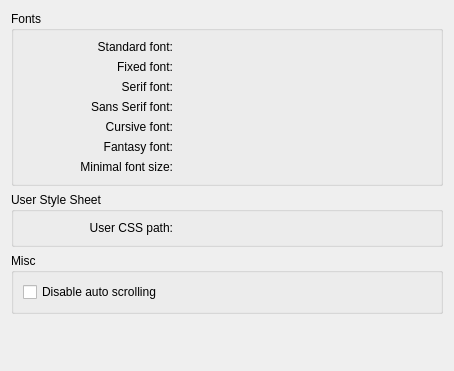
Qt form src/settings/settings_appearance.ui (KDE/rekonq) before a commit.
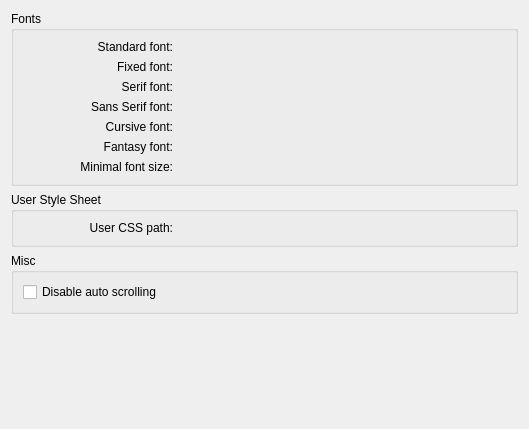
The same form after that commit. Custom widgets are drawn as their Qt base class.

Commit message: Fixing lost settings Now the "fixed font" KFontRequester should show just fixed fonts..

```diff
--- a/src/settings/settings_appearance.ui
+++ b/src/settings/settings_appearance.ui
@@ -6,8 +6,8 @@
    <rect>
     <x>0</x>
     <y>0</y>
-    <width>454</width>
-    <height>371</height>
+    <width>529</width>
+    <height>429</height>
    </rect>
   </property>
   <property name="windowTitle">
```
Left out of the diff: 3 changed lines with no effect on the pictures. The commit also changes 2 other files.
